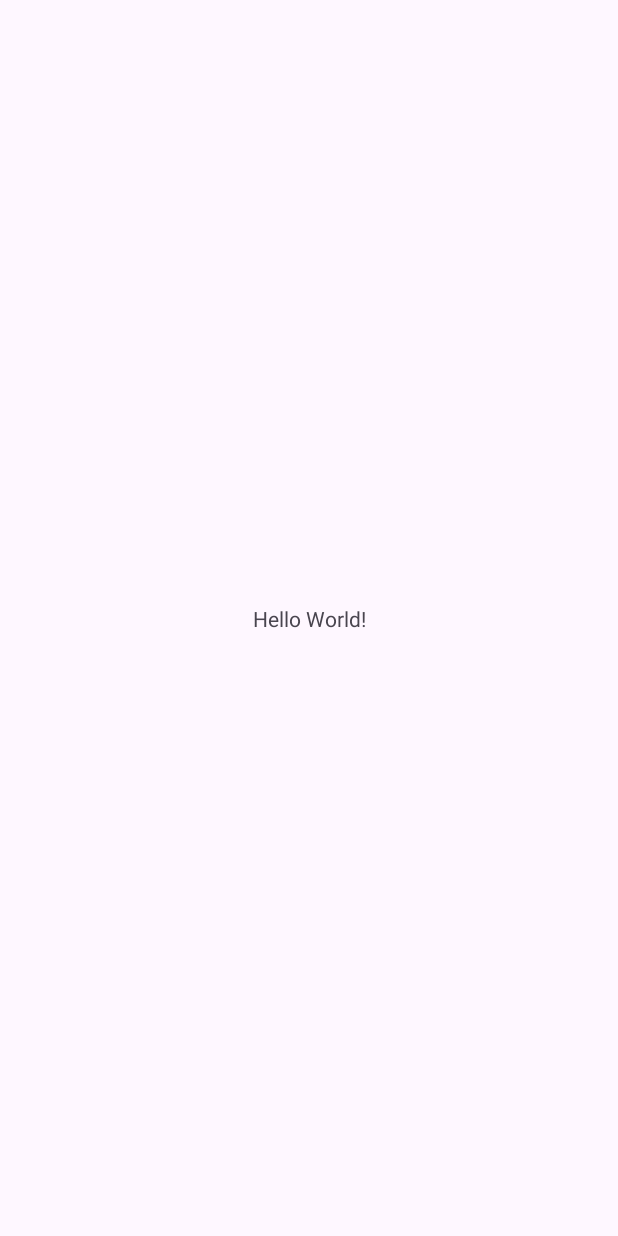
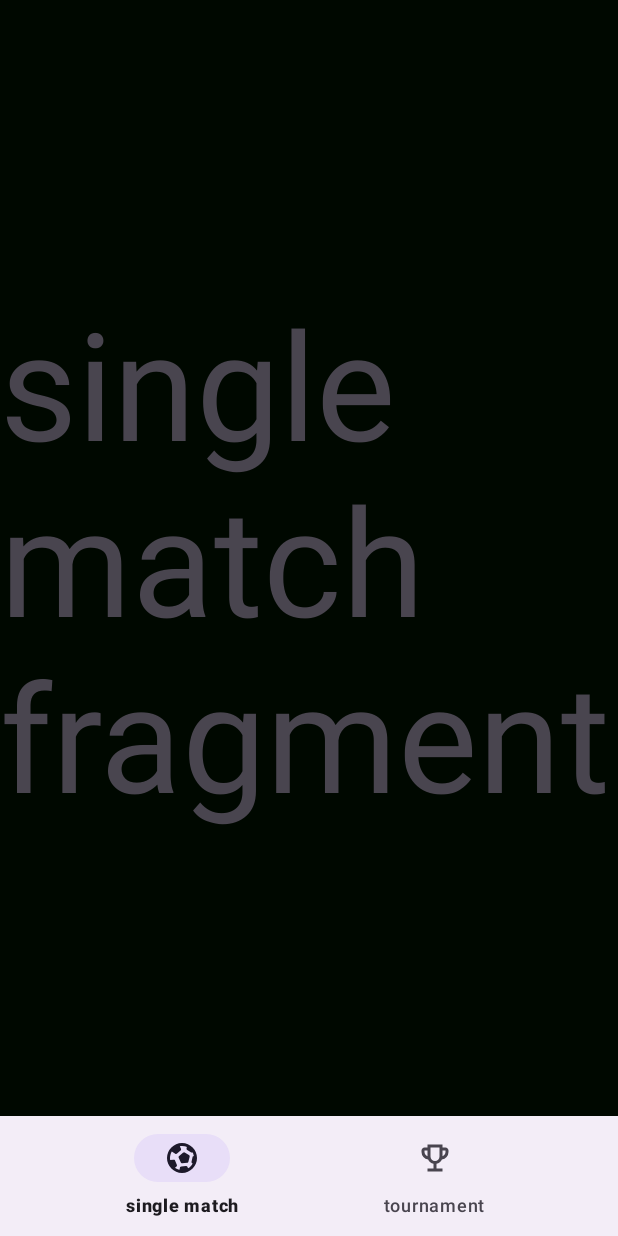
Before and after one commit to Mahim021/FootyFlick, an Android app: the screen it shows after launch (MainActivity), on a phone screen of 412 x 824 dp. Before the commit the screen is almost empty. Run offline under Robolectric (Android 15) with nearby library versions, the phone set to English and light mode, and no system bars.

Commit message:
initial frontpage work(navbar)

```diff
--- a/app/build.gradle.kts
+++ b/app/build.gradle.kts
@@ -29,6 +29,9 @@ android {
         sourceCompatibility = JavaVersion.VERSION_11
         targetCompatibility = JavaVersion.VERSION_11
     }
+    buildFeatures {
+        viewBinding = true
+    }
 }
 
 dependencies {
@@ -37,6 +40,8 @@ dependencies {
     implementation(libs.material)
     implementation(libs.activity)
     implementation(libs.constraintlayout)
+    implementation(libs.legacy.support.v4)
+    implementation(libs.recyclerview)
     testImplementation(libs.junit)
     androidTestImplementation(libs.ext.junit)
     androidTestImplementation(libs.espresso.core)
--- a/app/src/main/java/com/example/footyflick/MainActivity.java
+++ b/app/src/main/java/com/example/footyflick/MainActivity.java
@@ -7,18 +7,41 @@ import androidx.appcompat.app.AppCompatActivity;
 import androidx.core.graphics.Insets;
 import androidx.core.view.ViewCompat;
 import androidx.core.view.WindowInsetsCompat;
+import androidx.fragment.app.Fragment;
+import androidx.fragment.app.FragmentManager;
+import androidx.fragment.app.FragmentTransaction;
+
+import com.example.footyflick.databinding.ActivityMainBinding;
 
 public class MainActivity extends AppCompatActivity {
 
+    ActivityMainBinding binding;
     @Override
     protected void onCreate(Bundle savedInstanceState) {
         super.onCreate(savedInstanceState);
-        EdgeToEdge.enable(this);
-        setContentView(R.layout.activity_main);
-        ViewCompat.setOnApplyWindowInsetsListener(findViewById(R.id.main), (v, insets) -> {
-            Insets systemBars = insets.getInsets(WindowInsetsCompat.Type.systemBars());
-            v.setPadding(systemBars.left, systemBars.top, systemBars.right, systemBars.bottom);
-            return insets;
+        binding = ActivityMainBinding.inflate(getLayoutInflater());
+        setContentView(binding.getRoot());
+        replaceFragment(new SingleFragment());
+
+        binding.bottomNavigationView.setOnItemSelectedListener(item -> {
+            int id = item.getItemId();
+
+            if (id == R.id.single) {
+                replaceFragment(new SingleFragment());
+            } else if (id == R.id.tournament) {
+                replaceFragment(new TournamentFragment());
+            }
+
+            return true;
         });
     }
+
+    private void replaceFragment(Fragment fragment){
+
+        FragmentManager fragmentManager = getSupportFragmentManager();
+        FragmentTransaction fragmentTransaction = fragmentManager.beginTransaction();
+        fragmentTransaction.replace(R.id.frameLayout,fragment);
+        fragmentTransaction.commit();
+    }
+
 }
--- /dev/null
+++ b/app/src/main/java/com/example/footyflick/SingleFragment.java
@@ -0,0 +1,64 @@
+package com.example.footyflick;
+
+import android.os.Bundle;
+
+import androidx.fragment.app.Fragment;
+
+import android.view.LayoutInflater;
+import android.view.View;
+import android.view.ViewGroup;
+
+/**
+ * A simple {@link Fragment} subclass.
+ * Use the {@link SingleFragment#newInstance} factory method to
+ * create an instance of this fragment.
+ */
+public class SingleFragment extends Fragment {
+
+    // TODO: Rename parameter arguments, choose names that match
+    // the fragment initialization parameters, e.g. ARG_ITEM_NUMBER
+    private static final String ARG_PARAM1 = "param1";
+    private static final String ARG_PARAM2 = "param2";
+
+    // TODO: Rename and change types of parameters
+    private String mParam1;
+    private String mParam2;
+
+    public SingleFragment() {
+        // Required empty public constructor
+    }
+
+    /**
+     * Use this factory method to create a new instance of
+     * this fragment using the provided parameters.
+     *
+     * @param param1 Parameter 1.
+     * @param param2 Parameter 2.
+     * @return A new instance of fragment SingleFragment.
+     */
+    // TODO: Rename and change types and number of parameters
+    public static SingleFragment newInstance(String param1, String param2) {
+        SingleFragment fragment = new SingleFragment();
+        Bundle args = new Bundle();
+        args.putString(ARG_PARAM1, param1);
+        args.putString(ARG_PARAM2, param2);
+        fragment.setArguments(args);
+        return fragment;
+    }
+
+    @Override
+    public void onCreate(Bundle savedInstanceState) {
+        super.onCreate(savedInstanceState);
+        if (getArguments() != null) {
+            mParam1 = getArguments().getString(ARG_PARAM1);
+            mParam2 = getArguments().getString(ARG_PARAM2);
+        }
+    }
+
+    @Override
+    public View onCreateView(LayoutInflater inflater, ViewGroup container,
+                             Bundle savedInstanceState) {
+        // Inflate the layout for this fragment
+        return inflater.inflate(R.layout.fragment_single, container, false);
+    }
+}
--- /dev/null
+++ b/app/src/main/res/drawable/single.xml
@@ -0,0 +1,13 @@
+<vector xmlns:android="http://schemas.android.com/apk/res/android" xmlns:aapt="http://schemas.android.com/aapt"
+    android:viewportWidth="960"
+    android:viewportHeight="960"
+    android:width="24dp"
+    android:height="24dp">
+    <group
+        android:translateX="-0"
+        android:translateY="960">
+        <path
+            android:pathData="M414 -168l12 -56q3 -13 12.5 -21.5T462 -256l124 -10q13 -2 24 5t16 19l16 38q39 -23 70 -55.5t52 -72.5l-12 -6q-11 -8 -16 -19.5t-2 -24.5l28 -122q3 -12 12.5 -20t21.5 -10q-5 -25 -12.5 -48.5T764 -628q-9 5 -19.5 4.5T726 -630l-106 -64q-11 -7 -16 -19t-2 -25l8 -34q-31 -14 -63.5 -21t-66.5 -7q-14 0 -29 1.5t-29 4.5l30 68q5 12 2.5 25T442 -680l-94 82q-10 9 -23.5 10t-24.5 -6l-92 -56q-23 38 -35.5 81.5T160 -480q0 16 4 52l88 -8q14 -2 25.5 4.5T294 -412l48 114q5 12 2.5 25T332 -252l-38 32q27 20 57.5 33t62.5 19Zm72 -172q-13 2 -24 -5t-16 -19l-54 -124q-5 -12 -1.5 -25t13.5 -21l102 -86q9 -9 22 -10t24 6l112 66q11 7 17 19t3 25l-32 130q-3 13 -12 21.5T618 -352l-132 12Zm-6 260q-83 0 -156 -31.5T197 -197q-54 -54 -85.5 -127T80 -480q0 -83 31.5 -156T197 -763q54 -54 127 -85.5T480 -880q83 0 156 31.5T763 -763q54 54 85.5 127T880 -480q0 83 -31.5 156T763 -197q-54 54 -127 85.5T480 -80Z"
+            android:fillColor="#E3E3E3" />
+    </group>
+</vector>
--- /dev/null
+++ b/app/src/main/res/drawable/tournament.xml
@@ -0,0 +1,13 @@
+<vector xmlns:android="http://schemas.android.com/apk/res/android" xmlns:aapt="http://schemas.android.com/aapt"
+    android:viewportWidth="960"
+    android:viewportHeight="960"
+    android:width="24dp"
+    android:height="24dp">
+    <group
+        android:translateX="-0"
+        android:translateY="960">
+        <path
+            android:pathData="M280 -120v-80h160v-124q-49 -11 -87.5 -41.5T296 -442q-75 -9 -125.5 -65.5T120 -640v-40q0 -33 23.5 -56.5T200 -760h80v-80h400v80h80q33 0 56.5 23.5T840 -680v40q0 76 -50.5 132.5T664 -442q-18 46 -56.5 76.5T520 -324v124h160v80H280Zm0 -408v-152h-80v40q0 38 22 68.5t58 43.5Zm200 128q50 0 85 -35t35 -85v-240H360v240q0 50 35 85t85 35Zm200 -128q36 -13 58 -43.5t22 -68.5v-40h-80v152Zm-200 -52Z"
+            android:fillColor="#E3E3E3" />
+    </group>
+</vector>
--- a/app/src/main/res/layout/activity_main.xml
+++ b/app/src/main/res/layout/activity_main.xml
@@ -7,13 +7,23 @@
     android:layout_height="match_parent"
     tools:context=".MainActivity">
 
-    <TextView
-        android:layout_width="wrap_content"
+    <FrameLayout
+        android:id="@+id/frameLayout"
+        android:layout_width="0dp"
+        android:layout_height="0dp"
+        app:layout_constraintBottom_toTopOf="@id/bottomNavigationView"
+        app:layout_constraintEnd_toEndOf="parent"
+        app:layout_constraintStart_toStartOf="parent"
+        app:layout_constraintTop_toTopOf="parent">
+
+    </FrameLayout>
+
+    <com.google.android.material.bottomnavigation.BottomNavigationView
+        android:id="@+id/bottomNavigationView"
+        android:layout_width="match_parent"
         android:layout_height="wrap_content"
-        android:text="Hello World!"
         app:layout_constraintBottom_toBottomOf="parent"
         app:layout_constraintEnd_toEndOf="parent"
         app:layout_constraintStart_toStartOf="parent"
-        app:layout_constraintTop_toTopOf="parent" />
-
+        app:menu="@menu/bottom_nav_menu"/>
 </androidx.constraintlayout.widget.ConstraintLayout>
--- /dev/null
+++ b/app/src/main/res/layout/fragment_single.xml
@@ -0,0 +1,16 @@
+<?xml version="1.0" encoding="utf-8"?>
+<FrameLayout xmlns:android="http://schemas.android.com/apk/res/android"
+    xmlns:tools="http://schemas.android.com/tools"
+    android:layout_width="match_parent"
+    android:layout_height="match_parent"
+    tools:context=".SingleFragment">
+
+    <!-- TODO: Update blank fragment layout -->
+    <TextView
+        android:layout_width="wrap_content"
+        android:layout_height="wrap_content"
+        android:text="single match fragment"
+        android:textSize="100dp"
+        android:layout_gravity="center"/>
+
+</FrameLayout>
--- /dev/null
+++ b/app/src/main/res/menu/bottom_nav_menu.xml
@@ -0,0 +1,10 @@
+<?xml version="1.0" encoding="utf-8"?>
+<menu xmlns:android="http://schemas.android.com/apk/res/android">
+
+    <item android:title="single match"
+        android:icon="@drawable/single"
+        android:id="@+id/single"/>
+    <item android:title="tournament"
+        android:icon="@drawable/tournament"
+        android:id="@+id/tournament"/>
+</menu>
--- a/app/src/main/res/values-night/themes.xml
+++ b/app/src/main/res/values-night/themes.xml
@@ -3,5 +3,6 @@
     <style name="Base.Theme.FootyFlick" parent="Theme.Material3.DayNight.NoActionBar">
         <!-- Customize your dark theme here. -->
         <!-- <item name="colorPrimary">@color/my_dark_primary</item> -->
+        <item name="android:windowBackground">#000800</item>
     </style>
 </resources>
--- /dev/null
+++ b/app/src/main/res/values/dimens.xml
@@ -0,0 +1,4 @@
+<?xml version="1.0" encoding="utf-8"?>
+<resources>
+    <dimen name="text_margin">16dp</dimen>
+</resources>
--- a/app/src/main/res/values/strings.xml
+++ b/app/src/main/res/values/strings.xml
@@ -1,3 +1,5 @@
 <resources>
     <string name="app_name">FootyFlick</string>
+    <!-- TODO: Remove or change this placeholder text -->
+    <string name="hello_blank_fragment">Hello blank fragment</string>
 </resources>
--- a/app/src/main/res/values/themes.xml
+++ b/app/src/main/res/values/themes.xml
@@ -3,6 +3,7 @@
     <style name="Base.Theme.FootyFlick" parent="Theme.Material3.DayNight.NoActionBar">
         <!-- Customize your light theme here. -->
         <!-- <item name="colorPrimary">@color/my_light_primary</item> -->
+        <item name="android:windowBackground">#000800</item>
     </style>
 
     <style name="Theme.FootyFlick" parent="Base.Theme.FootyFlick" />
--- a/gradle/libs.versions.toml
+++ b/gradle/libs.versions.toml
@@ -1,5 +1,5 @@
 [versions]
-agp = "8.10.1"
+agp = "8.9.2"
 junit = "4.13.2"
 junitVersion = "1.2.1"
 espressoCore = "3.6.1"
@@ -7,6 +7,8 @@ appcompat = "1.7.1"
 material = "1.12.0"
 activity = "1.10.1"
 constraintlayout = "2.2.1"
+legacySupportV4 = "1.0.0"
+recyclerview = "1.3.0"
 
 [libraries]
 junit = { group = "junit", name = "junit", version.ref = "junit" }
@@ -16,6 +18,8 @@ appcompat = { group = "androidx.appcompat", name = "appcompat", version.ref = "a
 material = { group = "com.google.android.material", name = "material", version.ref = "material" }
 activity = { group = "androidx.activity", name = "activity", version.ref = "activity" }
 constraintlayout = { group = "androidx.constraintlayout", name = "constraintlayout", version.ref = "constraintlayout" }
+legacy-support-v4 = { group = "androidx.legacy", name = "legacy-support-v4", version.ref = "legacySupportV4" }
+recyclerview = { group = "androidx.recyclerview", name = "recyclerview", version.ref = "recyclerview" }
 
 [plugins]
 android-application = { id = "com.android.application", version.ref = "agp" }
```
Also changed, not shown: app/src/main/java/com/example/footyflick/TournamentFragment.java (added, +64 -0 lines), app/src/main/java/com/example/footyflick/placeholder/PlaceholderContent.java (added, +72 -0 lines), app/src/main/res/layout/fragment_tournament.xml (added, +20 -0 lines).
